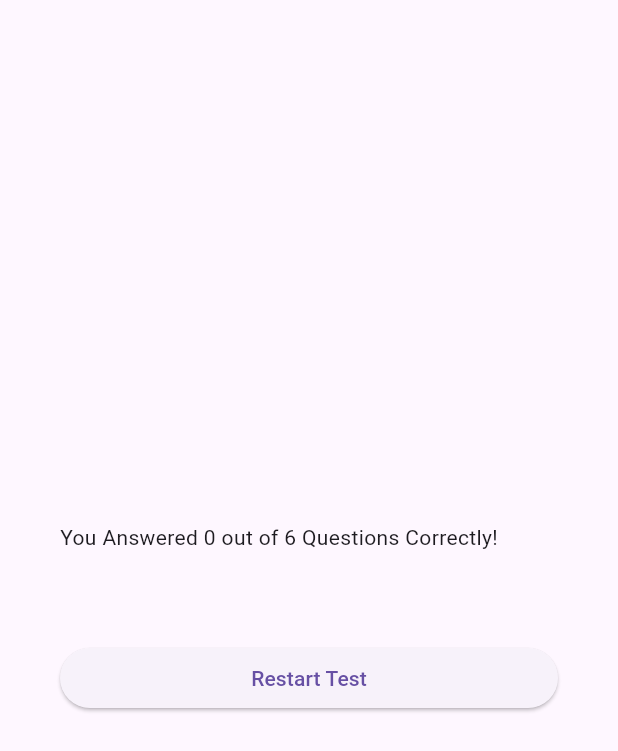
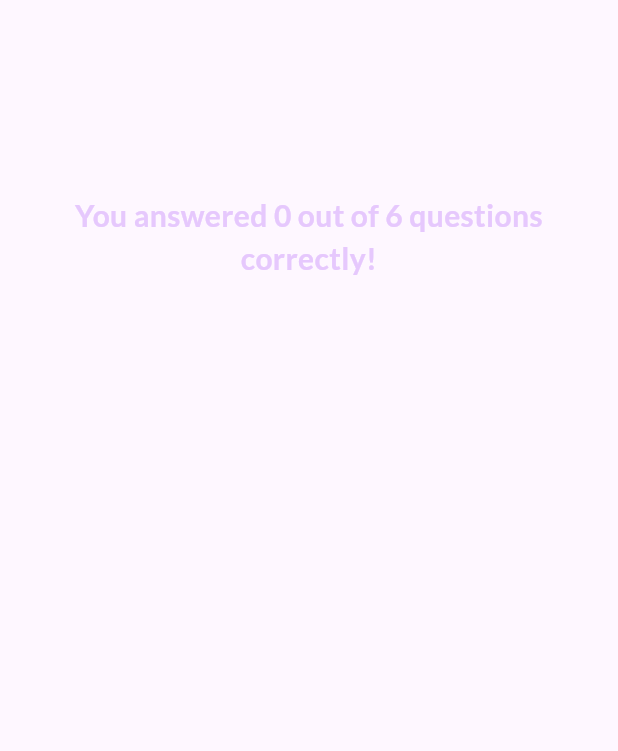
Before and after one commit to shinobi04/Quiz-App, a Flutter app: the ResultsScreen widget shown alone on an empty page, opened directly with empty values, on a phone screen of 412 x 824 dp. Shown: the top 751 px of the screen. Run offline on Flutter 3.47's test engine with Material 3 defaults, Android fonts, the phone set to English and light mode, and no system bars; our stand-ins replace google_fonts.

Commit message:
result screen done

```diff
--- a/lib/pages/question_summary.dart
+++ b/lib/pages/question_summary.dart
@@ -1,32 +1,24 @@
+import 'package:dumbproj2/pages/summary_item.dart';
 import 'package:flutter/material.dart';
 
-class QuestionSummary extends StatelessWidget {
+class QuestionsSummary extends StatelessWidget {
+  const QuestionsSummary(this.summaryData, {super.key});
+
   final List<Map<String, Object>> summaryData;
-
-  const QuestionSummary({super.key, required this.summaryData});
 
   @override
   Widget build(BuildContext context) {
-    return Column(
-      children: summaryData.map((data) {
-        return Row(
-          children: [
-            Text(
-              ((data['question_index'] as int) + 1).toString(),
-            ),
-            Expanded(
-              child: Column(
-                children: [
-                  Text(data['question'] as String),
-                  const SizedBox(height: 5),
-                  Text(data['user_answer'] as String),
-                  Text(data['correct_answer'] as String)
-                ],
-              ),
-            ),
-          ],
-        );
-      }).toList(),
+    return SizedBox(
+      height: 400,
+      child: SingleChildScrollView(
+        child: Column(
+          children: summaryData.map(
+            (data) {
+              return SummaryItem(data);
+            },
+          ).toList(),
+        ),
+      ),
     );
   }
 }
--- a/lib/pages/result_screen.dart
+++ b/lib/pages/result_screen.dart
@@ -2,24 +2,30 @@
 import 'package:dumbproj2/pages/question_summary.dart';
 import 'package:flutter/material.dart';
 
+import 'package:google_fonts/google_fonts.dart';
+
 class ResultsScreen extends StatelessWidget {
   const ResultsScreen({
     super.key,
-    required this.chosenAnswer,
+    required this.chosenAnswers,
+    required this.onRestart,
   });
 
-  final List<String> chosenAnswer;
+  final void Function() onRestart;
+  final List<String> chosenAnswers;
 
   List<Map<String, Object>> getSummaryData() {
     final List<Map<String, Object>> summary = [];
 
-    for (var i = 0; i < chosenAnswer.length; i++) {
-      summary.add({
-        'question_index': i,
-        'question': questions[i].text,
-        "correct_answer": questions[i].answers[0],
-        "user_answer": chosenAnswer[i],
-      });
+    for (var i = 0; i < chosenAnswers.length; i++) {
+      summary.add(
+        {
+          'question_index': i,
+          'question': questions[i].text,
+          'correct_answer': questions[i].answers[0],
+          'user_answer': chosenAnswers[i]
+        },
+      );
     }
 
     return summary;
@@ -32,23 +38,38 @@
     final numCorrectQuestions = summaryData.where((data) {
       return data['user_answer'] == data['correct_answer'];
     }).length;
+
     return SizedBox(
       width: double.infinity,
       child: Container(
-        margin: EdgeInsets.all(40),
+        margin: const EdgeInsets.all(40),
         child: Column(
-          crossAxisAlignment: CrossAxisAlignment.stretch,
           mainAxisAlignment: MainAxisAlignment.center,
           children: [
             Text(
-              "You Answered $numCorrectQuestions out of $numTotalQuestions Questions Correctly!",
+              'You answered $numCorrectQuestions out of $numTotalQuestions questions correctly!',
+              style: GoogleFonts.lato(
+                color: const Color.fromARGB(255, 230, 200, 253),
+                fontSize: 20,
+                fontWeight: FontWeight.bold,
+              ),
+              textAlign: TextAlign.center,
             ),
-            const SizedBox(height: 30),
-            QuestionSummary(summaryData: summaryData),
             const SizedBox(
               height: 30,
             ),
-            ElevatedButton(onPressed: () {}, child: Text("Restart Test"))
+            QuestionsSummary(summaryData),
+            const SizedBox(
+              height: 30,
+            ),
+            TextButton.icon(
+              onPressed: onRestart,
+              style: TextButton.styleFrom(
+                foregroundColor: Colors.white,
+              ),
+              icon: const Icon(Icons.refresh),
+              label: const Text('Restart Quiz!'),
+            )
           ],
         ),
       ),
```
Also changed, not shown: lib/pages/question_identifier.dart (added, +28 -0 lines), lib/pages/quiz.dart (+43 -16 lines), lib/pages/summary_item.dart (added, +57 -0 lines).
